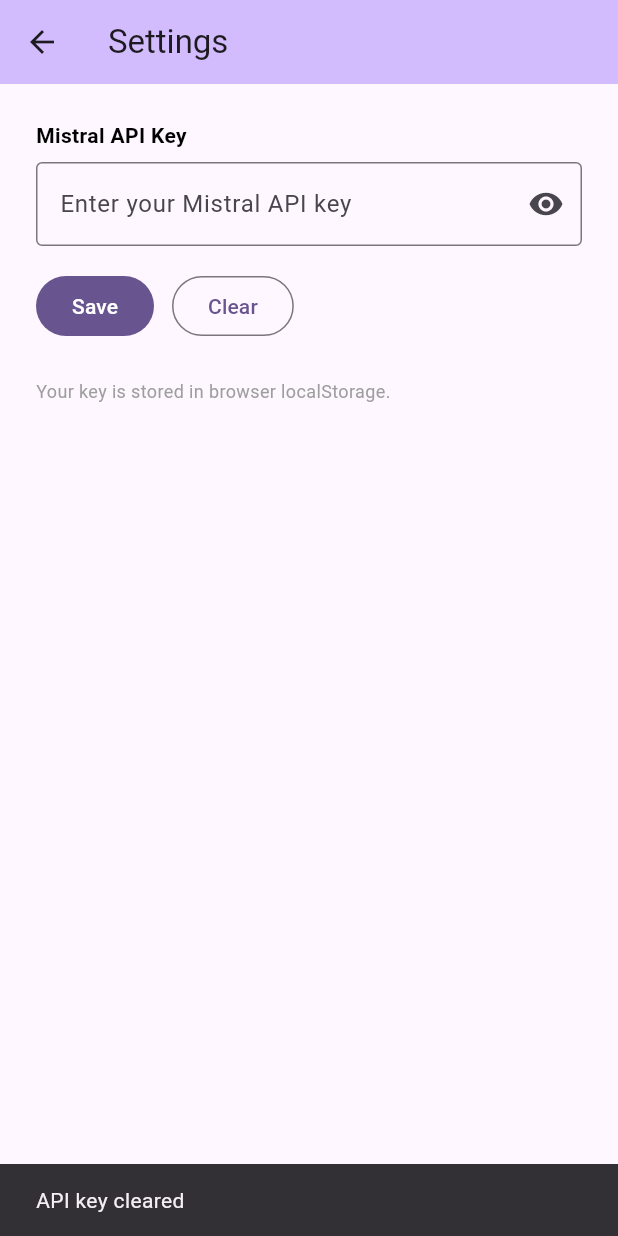
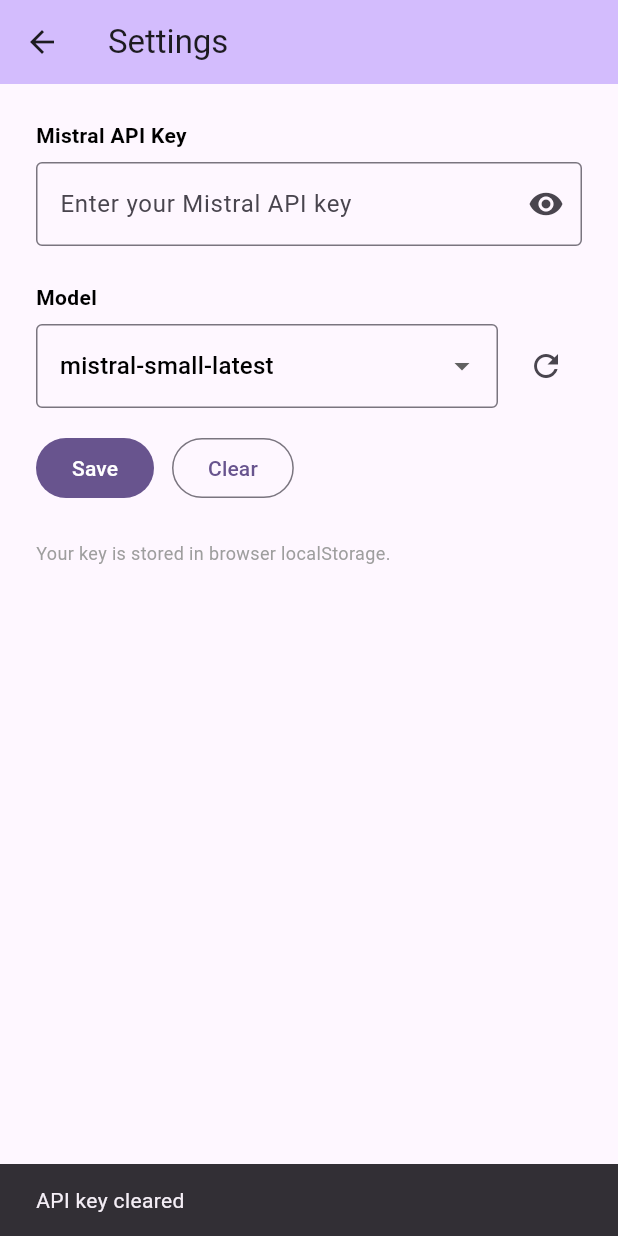
Before and after one commit to mrhockeymonkey/enfr, a Flutter app: the SettingsPage screen opened by its route, after a tap on "Clear", on a phone screen of 412 x 824 dp. Run offline on Flutter 3.47's test engine with Material 3 defaults, Android fonts, the phone set to English and light mode, and no system bars; our stand-ins replace flutter_secure_storage, yaml; missing offline and left inert: gpt_markdown, mistralai_client_dart; accounts and stored records are empty.

Commit message:
Add global model picker to Settings and drop hardcoded Mistral Agents (#17)
Journal correction and the Ask/Traduire flow now both read a
user-selectable model from a new ModelPreferenceService instead of a
hardcoded model string and two fixed Mistral Agent IDs. The Ask page's
two platform Agents are replaced with chatComplete/chatStream calls
using ported system prompts (kTranslatePrompt, kExplainPrompt) so their
behavior is preserved while becoming model-swappable. The Settings page
gains a Model dropdown, populated live via listModels() with a static
fallback, persisted through the existing Save button.

Also adds --no-sandbox to the Playwright MCP server args in .mcp.json
so browser-based verification can run in this root-only container.


Claude-Session: https://claude.ai/code/session_01Pdibh94TxzCnFksaHeccac

Co-authored-by: Claude <noreply@anthropic.com>

```diff
--- a/enfr/lib/pages/ask_chat/ask_page.dart
+++ b/enfr/lib/pages/ask_chat/ask_page.dart
@@ -1,5 +1,7 @@
 import 'package:enfr/chat_reply.dart';
+import 'package:enfr/constants/prompts.dart';
 import 'package:enfr/services/api_key_service.dart';
+import 'package:enfr/services/model_preference_service.dart';
 import 'package:flutter/material.dart';
 import 'package:mistralai_client_dart/mistralai_client_dart.dart';
 
@@ -98,16 +100,18 @@ class _AskChatPageState extends State<AskChatPage> {
 
   Stream<String> _askChat(String content) async* {
     final key = await ApiKeyService.loadKey() ?? '';
+    final model = await ModelPreferenceService.loadModel();
     final client = MistralAIClient(apiKey: key);
 
-    var request = AgentsCompletionRequest(
-      agentId: 'ag:6f5b526f:20250211:untitled-agent:854962cb',
+    var request = ChatCompletionRequest(
+      model: model,
       messages: [
+        SystemMessage(content: Content.string(kTranslatePrompt)),
         UserMessage(content: UserMessageContent.string(content)),
       ],
     );
 
-    final stream = client.agentsStream(request: request);
+    final stream = client.chatStream(request: request);
     await for (final completionChunk in stream) {
       final chatMessage = completionChunk.choices[0].delta.content;
       print(chatMessage);
@@ -121,16 +125,18 @@ class _AskChatPageState extends State<AskChatPage> {
 
   Stream<String> _askChatExplain(String content) async* {
     final key = await ApiKeyService.loadKey() ?? '';
+    final model = await ModelPreferenceService.loadModel();
     final client = MistralAIClient(apiKey: key);
 
-    var request = AgentsCompletionRequest(
-      agentId: 'ag:6f5b526f:20250216:explain:819d1d96',
+    var request = ChatCompletionRequest(
+      model: model,
       messages: [
+        SystemMessage(content: Content.string(kExplainPrompt)),
         UserMessage(content: UserMessageContent.string(content)),
       ],
     );
 
-    final stream = client.agentsStream(request: request);
+    final stream = client.chatStream(request: request);
     await for (final completionChunk in stream) {
       final chatMessage = completionChunk.choices[0].delta.content;
       print(chatMessage);
--- a/enfr/lib/pages/settings/settings_page.dart
+++ b/enfr/lib/pages/settings/settings_page.dart
@@ -1,5 +1,13 @@
 import 'package:enfr/services/api_key_service.dart';
+import 'package:enfr/services/model_preference_service.dart';
 import 'package:flutter/material.dart';
+import 'package:mistralai_client_dart/mistralai_client_dart.dart';
+
+const List<String> _kFallbackModels = [
+  'mistral-small-latest',
+  'mistral-medium-latest',
+  'mistral-large-latest',
+];
 
 class SettingsPage extends StatefulWidget {
   const SettingsPage({super.key});
@@ -12,12 +20,25 @@ class _SettingsPageState extends State<SettingsPage> {
   final _controller = TextEditingController();
   bool _obscure = true;
 
+  List<String> _models = _kFallbackModels;
+  String? _selectedModel;
+  bool _loadingModels = false;
+
   @override
   void initState() {
     super.initState();
     ApiKeyService.loadKey().then((key) {
       if (key != null && mounted) setState(() => _controller.text = key);
     });
+    ModelPreferenceService.loadModel().then((model) {
+      if (mounted) {
+        setState(() {
+          _selectedModel = model;
+          if (!_models.contains(model)) _models = [model, ..._models];
+        });
+      }
+    });
+    _refreshModels();
   }
 
   @override
@@ -26,11 +47,44 @@ class _SettingsPageState extends State<SettingsPage> {
     super.dispose();
   }
 
+  Future<void> _refreshModels() async {
+    final key = _controller.text.trim();
+    if (key.isEmpty) return;
+
+    setState(() => _loadingModels = true);
+    try {
+      final client = MistralAIClient(apiKey: key);
+      final response = await client.listModels();
+      final models = (response.data ?? [])
+          .where((m) => m.capabilities.completionChat)
+          .map((m) => m.id)
+          .toList();
+      if (mounted && models.isNotEmpty) {
+        setState(() {
+          _models = models;
+          if (_selectedModel == null || !_models.contains(_selectedModel)) {
+            _selectedModel = _models.first;
+          }
+        });
+      }
+    } catch (_) {
+      if (mounted) {
+        ScaffoldMessenger.of(context).showSnackBar(const SnackBar(
+            content: Text('Could not fetch models, showing defaults')));
+      }
+    } finally {
+      if (mounted) setState(() => _loadingModels = false);
+    }
+  }
+
   Future<void> _save() async {
     await ApiKeyService.saveKey(_controller.text.trim());
+    if (_selectedModel != null) {
+      await ModelPreferenceService.saveModel(_selectedModel!);
+    }
     if (mounted) {
       ScaffoldMessenger.of(context)
-          .showSnackBar(const SnackBar(content: Text('API key saved')));
+          .showSnackBar(const SnackBar(content: Text('Settings saved')));
     }
   }
 
@@ -70,6 +124,38 @@ class _SettingsPageState extends State<SettingsPage> {
                 ),
               ),
             ),
+            const SizedBox(height: 24),
+            const Text('Model', style: TextStyle(fontWeight: FontWeight.bold)),
+            const SizedBox(height: 8),
+            Row(
+              children: [
+                Expanded(
+                  child: DropdownButtonFormField<String>(
+                    initialValue: _selectedModel,
+                    decoration: const InputDecoration(
+                      border: OutlineInputBorder(),
+                    ),
+                    items: _models
+                        .map((m) => DropdownMenuItem(value: m, child: Text(m)))
+                        .toList(),
+                    onChanged: (value) =>
+                        setState(() => _selectedModel = value),
+                  ),
+                ),
+                const SizedBox(width: 8),
+                IconButton(
+                  icon: _loadingModels
+                      ? const SizedBox(
+                          width: 16,
+                          height: 16,
+                          child: CircularProgressIndicator(strokeWidth: 2),
+                        )
+                      : const Icon(Icons.refresh),
+                  onPressed: _loadingModels ? null : _refreshModels,
+                  tooltip: 'Refresh models',
+                ),
+              ],
+            ),
             const SizedBox(height: 16),
             Row(
               children: [
--- a/enfr/lib/services/correction_service.dart
+++ b/enfr/lib/services/correction_service.dart
@@ -2,6 +2,7 @@ import 'package:enfr/constants/prompts.dart';
 import 'package:enfr/models/correction.dart';
 import 'package:enfr/services/api_key_service.dart';
 import 'package:enfr/services/correction_parser.dart';
+import 'package:enfr/services/model_preference_service.dart';
 import 'package:mistralai_client_dart/mistralai_client_dart.dart';
 
 class MissingApiKeyException implements Exception {
@@ -9,8 +10,6 @@ class MissingApiKeyException implements Exception {
 }
 
 class CorrectionService {
-  static const String _model = 'mistral-small-latest';
-
   static Future<List<Correction>> checkEntry(
     String content, {
     List<Correction> previous = const [],
@@ -19,6 +18,7 @@ class CorrectionService {
     if (key == null || key.isEmpty) {
       throw const MissingApiKeyException();
     }
+    final model = await ModelPreferenceService.loadModel();
 
     final prompt = kCorrectionPrompt
         .replaceFirst(kCorrectionPromptEntryPlaceholder, content)
@@ -30,7 +30,7 @@ class CorrectionService {
     final client = MistralAIClient(apiKey: key);
     final response = await client.chatComplete(
       request: ChatCompletionRequest(
-        model: _model,
+        model: model,
         temperature: 0.2,
         messages: [
           UserMessage(content: UserMessageContent.string(prompt)),
--- /dev/null
+++ b/enfr/lib/services/model_preference_service.dart
@@ -0,0 +1,14 @@
+import 'package:flutter_secure_storage/flutter_secure_storage.dart';
+
+class ModelPreferenceService {
+  static const _key = 'mistral_model';
+  static const defaultModel = 'mistral-small-latest';
+  static const _storage = FlutterSecureStorage(
+    webOptions: WebOptions(dbName: 'enfr', publicKey: _key),
+  );
+
+  static Future<String> loadModel() async =>
+      await _storage.read(key: _key) ?? defaultModel;
+  static Future<void> saveModel(String model) =>
+      _storage.write(key: _key, value: model);
+}
```
Also changed, not shown: enfr/lib/constants/prompts.dart (+8 -0 lines), .mcp.json.
